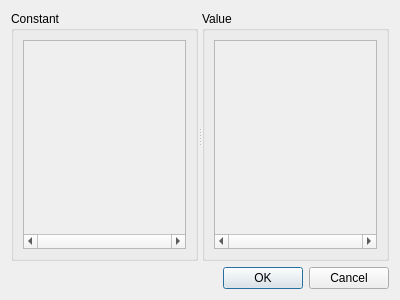
Old version of the form dialogs/specconstantsdialog.ui in the repository Kicer86/builder.
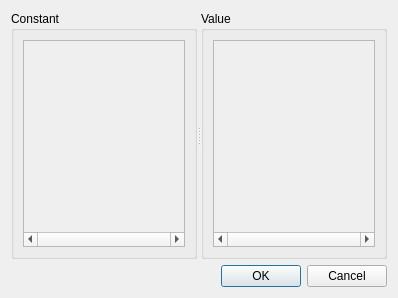
New version of the form.

Commit message: Missing dialogs' titles added

Diff of the .ui file:
```diff
--- a/dialogs/specconstantsdialog.ui
+++ b/dialogs/specconstantsdialog.ui
@@ -6,8 +6,8 @@
    <rect>
     <x>0</x>
     <y>0</y>
-    <width>400</width>
-    <height>300</height>
+    <width>398</width>
+    <height>298</height>
    </rect>
   </property>
   <property name="windowTitle">
@@ -37,8 +37,8 @@
            <rect>
             <x>0</x>
             <y>0</y>
-            <width>158</width>
-            <height>189</height>
+            <width>170</width>
+            <height>204</height>
            </rect>
           </property>
           <layout class="QVBoxLayout" name="constantsLayout"/>
@@ -68,8 +68,8 @@
            <rect>
             <x>0</x>
             <y>0</y>
-            <width>158</width>
-            <height>189</height>
+            <width>169</width>
+            <height>204</height>
            </rect>
           </property>
           <layout class="QVBoxLayout" name="valuesLayout"/>
```
Left out of the diff: 2 changed lines with no effect on the pictures. The commit also changes 4 other files.
